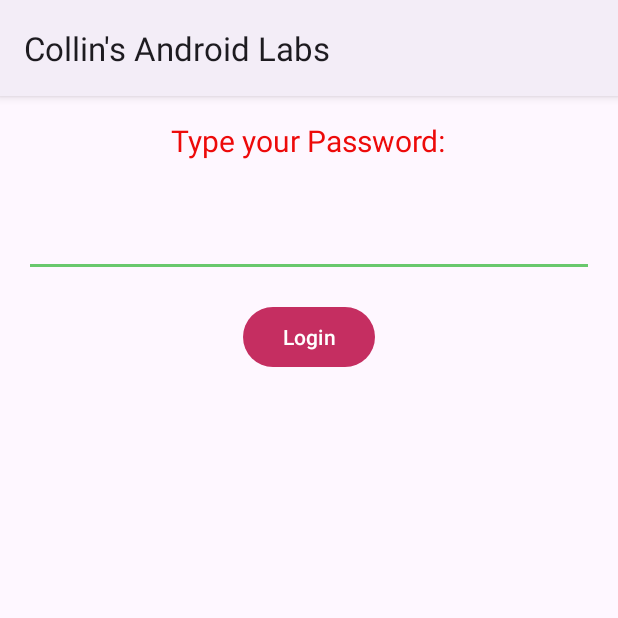
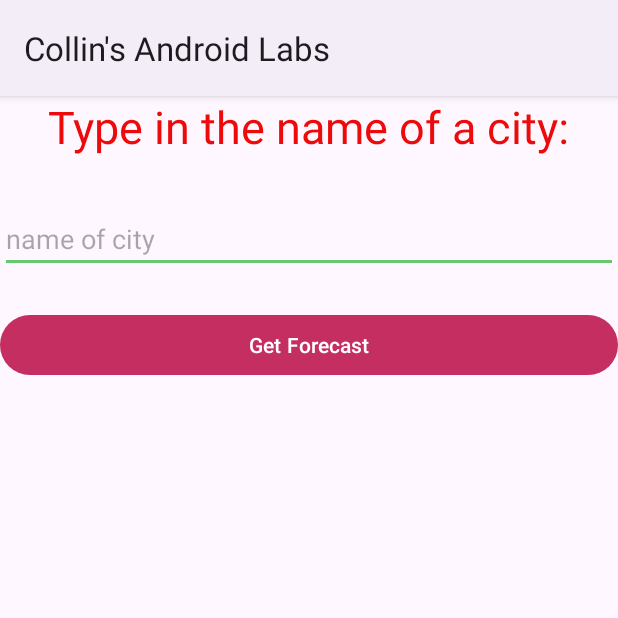
Before and after one commit to cbagg14/MyAndroidLabs, an Android app: the screen it shows after launch (MainActivity), on a phone screen of 412 x 824 dp, the top half of it. Run offline under Robolectric (Android 15) with nearby library versions, the phone set to English and light mode, and no system bars; our stand-ins replace Volley.

Commit message:
Working on Lab 10

```diff
--- a/app/src/main/AndroidManifest.xml
+++ b/app/src/main/AndroidManifest.xml
@@ -1,6 +1,8 @@
 <?xml version="1.0" encoding="utf-8"?>
 <manifest xmlns:android="http://schemas.android.com/apk/res/android"
     xmlns:tools="http://schemas.android.com/tools">
+
+    <uses-permission android:name="android.permission.INTERNET"/>
 
     <application
         android:allowBackup="true"
@@ -19,6 +21,9 @@
 
                 <category android:name="android.intent.category.LAUNCHER" />
             </intent-filter>
+            <meta-data
+                android:name="android.app.lib_name"
+                android:value="" />
         </activity>
     </application>
 
--- a/app/src/main/res/layout/activity_main.xml
+++ b/app/src/main/res/layout/activity_main.xml
@@ -1,38 +1,94 @@
 <?xml version="1.0" encoding="utf-8"?>
-<RelativeLayout xmlns:android="http://schemas.android.com/apk/res/android"
+<androidx.constraintlayout.widget.ConstraintLayout xmlns:android="http://schemas.android.com/apk/res/android"
+    xmlns:app="http://schemas.android.com/apk/res-auto"
     xmlns:tools="http://schemas.android.com/tools"
     android:layout_width="match_parent"
     android:layout_height="match_parent"
-    android:paddingLeft="16dp"
-    android:paddingTop="16dp"
-    android:paddingRight="16dp"
-    android:paddingBottom="16dp"
     tools:context=".MainActivity">
 
     <TextView
-        android:id="@+id/passwordText"
+        android:textSize="30dp"
+        android:id="@+id/tvDisplay"
         android:layout_width="wrap_content"
         android:layout_height="wrap_content"
-        android:layout_centerHorizontal="true"
-        android:text="Type your Password:"
-        android:textSize="20sp" />
+        android:text="Type in the name of a city:"
+        app:layout_constraintEnd_toEndOf="parent"
+        app:layout_constraintStart_toStartOf="parent"
+        app:layout_constraintTop_toTopOf="parent" />
 
     <EditText
-        android:id="@+id/passwordEditText"
+        android:id="@+id/etCity"
         android:layout_width="match_parent"
         android:layout_height="wrap_content"
-        android:layout_below="@id/passwordText"
-        android:layout_centerHorizontal="true"
         android:layout_marginTop="32dp"
-        android:inputType="textPassword" />
+        android:hint="name of city"
+        app:layout_constraintTop_toBottomOf="@+id/tvDisplay"
+        tools:layout_editor_absoluteX="0dp" />
 
     <Button
-        android:id="@+id/loginButton"
-        android:layout_width="wrap_content"
+        android:id="@+id/forecastButton"
+        android:layout_width="match_parent"
         android:layout_height="wrap_content"
-        android:layout_below="@id/passwordEditText"
-        android:layout_centerHorizontal="true"
-        android:layout_marginTop="16dp"
-        android:text="Login" />
+        android:layout_marginTop="24dp"
+        android:text="Get Forecast"
+        app:layout_constraintEnd_toEndOf="parent"
+        app:layout_constraintStart_toStartOf="parent"
+        app:layout_constraintTop_toBottomOf="@+id/etCity" />
 
-</RelativeLayout>
+    <TextView
+        android:id="@+id/current"
+        android:layout_width="match_parent"
+        android:layout_height="wrap_content"
+        app:layout_constraintEnd_toEndOf="parent"
+        app:layout_constraintStart_toStartOf="parent"
+        app:layout_constraintTop_toBottomOf="@+id/forecastButton"
+        android:visibility="invisible"/>
+
+    <TextView
+        android:id="@+id/maxTemp"
+        android:layout_width="match_parent"
+        android:layout_height="wrap_content"
+        app:layout_constraintEnd_toEndOf="parent"
+        app:layout_constraintStart_toStartOf="parent"
+        app:layout_constraintTop_toBottomOf="@+id/current"
+        android:visibility="invisible"/>
+
+    <TextView
+        android:id="@+id/minTemp"
+        android:layout_width="match_parent"
+        android:layout_height="wrap_content"
+        app:layout_constraintEnd_toEndOf="parent"
+        app:layout_constraintStart_toStartOf="parent"
+        app:layout_constraintTop_toBottomOf="@+id/maxTemp"
+        android:visibility="invisible"/>
+
+    <TextView
+        android:id="@+id/humidity"
+        android:layout_width="match_parent"
+        android:layout_height="wrap_content"
+        app:layout_constraintEnd_toEndOf="parent"
+        app:layout_constraintStart_toStartOf="parent"
+        app:layout_constraintTop_toBottomOf="@+id/minTemp"
+        android:visibility="invisible"/>
+
+    <TextView
+        android:id="@+id/description"
+        android:layout_width="match_parent"
+        android:layout_height="wrap_content"
+        app:layout_constraintEnd_toEndOf="parent"
+        app:layout_constraintStart_toStartOf="parent"
+        app:layout_constraintTop_toBottomOf="@+id/humidity"
+        android:visibility="invisible"/>
+
+    <ImageView
+        android:id="@+id/icon"
+        android:layout_width="200dp"
+        android:layout_height="200dp"
+        app:layout_constraintEnd_toEndOf="parent"
+        app:layout_constraintStart_toStartOf="parent"
+        app:layout_constraintTop_toBottomOf="@+id/description"
+        android:visibility="invisible"/>
+
+
+
+</androidx.constraintlayout.widget.ConstraintLayout>
```
Also changed, not shown: app/build.gradle (+21 -11 lines), app/src/main/java/algonquin/cst2335/bagg0051/MainActivity.java (+123 -103 lines).
